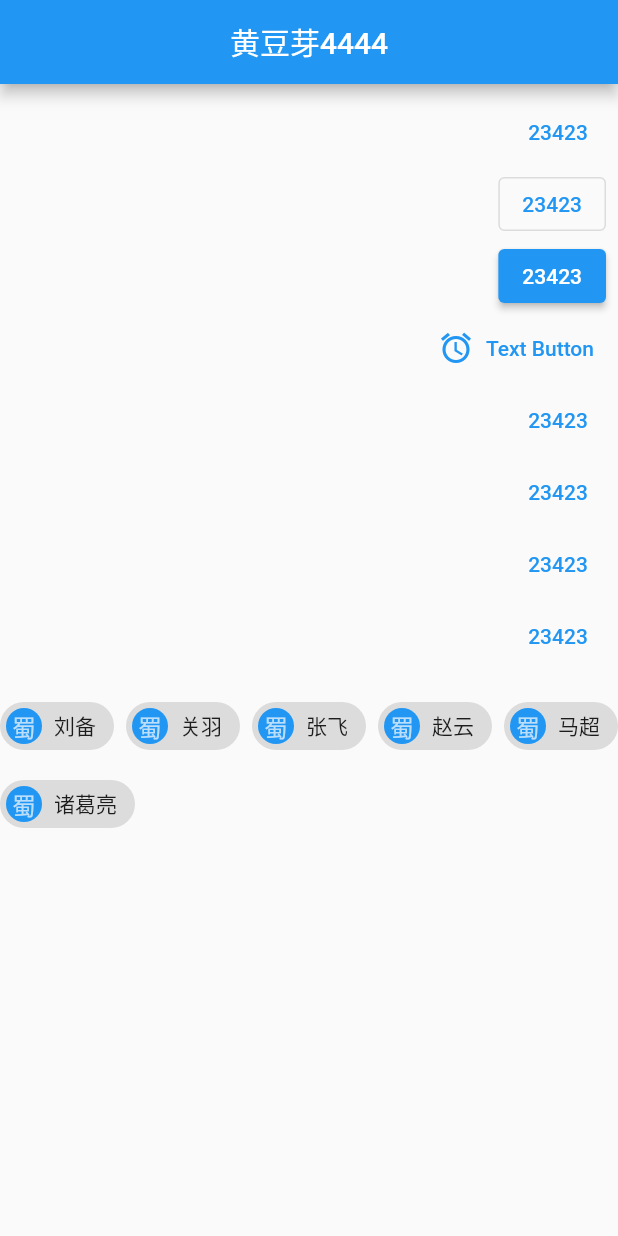
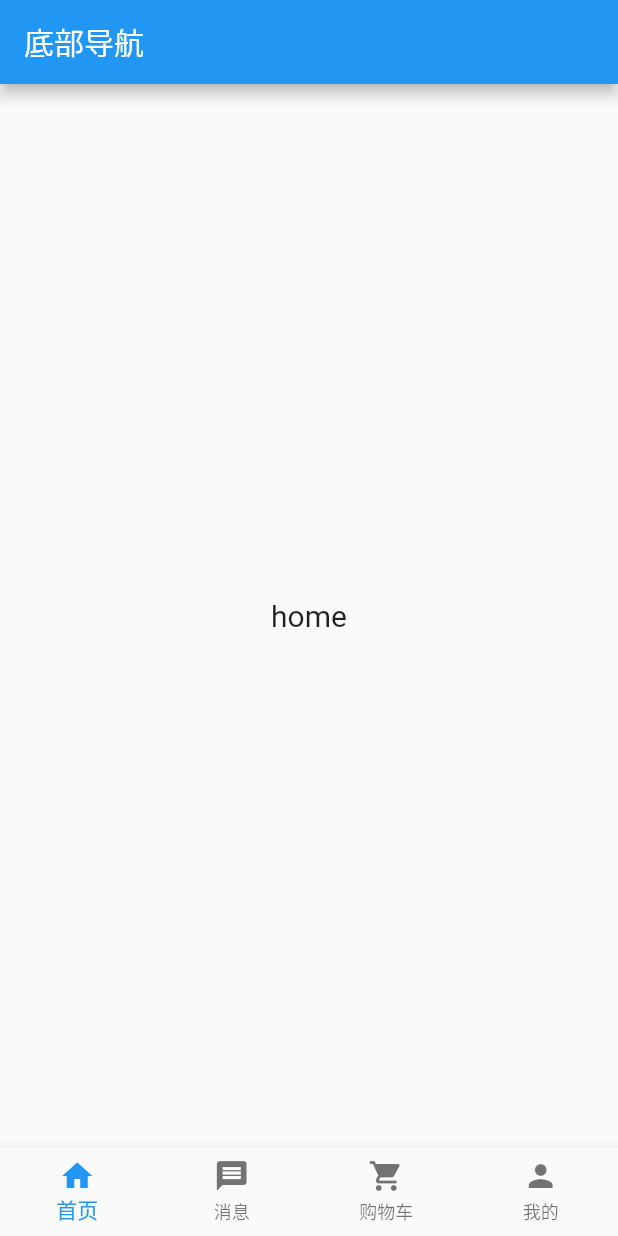
Before and after one commit to dguoqing/flutter_uniapp_demo, a Flutter app: the screen it shows after launch, on a phone screen of 412 x 824 dp. Run offline on Flutter 3.47's test engine with Material 2 defaults, Android fonts, the phone set to English and light mode, and no system bars; our stand-ins replace dio; Roboto replaces fonts that are missing (Zhi_Mang_Xing).

Commit message:
学习flutter

```diff
--- a/lib/main.dart
+++ b/lib/main.dart
@@ -1,7 +1,13 @@
 import 'package:flutter/material.dart';
 import 'package:flutter/services.dart';
+import 'package:dio/dio.dart';
+// import 'study/01base.dart';
+// import 'study/02.dart';
+// import 'study/03router.dart';
+// import 'study/Drawer.dart';
+import 'study/04bottomBar.dart';
 
-void main() {
+void main() async {
   runApp(const MyApp());
 }
 
@@ -13,127 +19,7 @@ class MyApp extends StatelessWidget {
     return MaterialApp(
       title: '黄豆芽',
       theme: ThemeData(fontFamily: 'Zhi_Mang_Xing'),
-      home: const MyHomePage(),
+      home: MyHomePage(),
     );
   }
 }
-
-class MyHomePage extends StatefulWidget {
-  const MyHomePage({super.key});
-
-  @override
-  State<MyHomePage> createState() => _MyHomePageState();
-}
-
-class _MyHomePageState extends State<MyHomePage> {
-  @override
-  Widget build(BuildContext context) {
-    return Scaffold(
-      appBar: AppBar(
-          title: const Center(
-        child: Text(
-          '黄豆芽4444',
-          textDirection: TextDirection.rtl,
-        ),
-      )),
-      body: Container(
-          child: Wrap(
-              spacing: 8.0, // 主轴(⽔平)⽅向间距
-              runSpacing: 4.0, // 纵轴（垂直）⽅向间距
-              // alignment: WrapAlignment.spaceAround, //沿主轴⽅向居中
-              children: [
-            ButtonBar(
-              children: [
-                TextButton(
-                  child: const Text('23423'),
-                  onPressed: () {
-                    // Respond to button press
-                    print('2342');
-                  },
-                ),
-                OutlinedButton(
-                  child: const Text('23423'),
-                  onPressed: () {
-                    // Respond to button press
-                    print('2342');
-                  },
-                ),
-                ElevatedButton(
-                  child: const Text('23423'),
-                  onPressed: () {
-                    // Respond to button press
-                    print('2342');
-                  },
-                ),
-                TextButton.icon(
-                  icon: Icon(Icons.access_alarms),
-                  label: const Text('Text Button'),
-                  onPressed: () {
-                    // Respond to button press
-                    print('2342');
-                  },
-                ),
-                TextButton(
-                  child: const Text('23423'),
-                  onPressed: () {
-                    // Respond to button press
-                    print('2342');
-                  },
-                ),
-                TextButton(
-                  child: const Text('23423'),
-                  onPressed: () {
-                    // Respond to button press
-                    print('2342');
-                  },
-                ),
-                TextButton(
-                  child: const Text('23423'),
-                  onPressed: () {
-                    // Respond to button press
-                    print('2342');
-                  },
-                ),
-                TextButton(
-                  child: const Text('23423'),
-                  onPressed: () {
-                    // Respond to button press
-                    print('2342');
-                  },
-                ),
-              ],
-            ),
-            const Chip(
-              avatar:
-                  CircleAvatar(backgroundColor: Colors.blue, child: Text('蜀')),
-              label: Text('刘备'),
-            ),
-            const Chip(
-              avatar:
-                  CircleAvatar(backgroundColor: Colors.blue, child: Text('蜀')),
-              label: Text('关⽻'),
-            ),
-            const Chip(
-              avatar:
-                  CircleAvatar(backgroundColor: Colors.blue, child: Text('蜀')),
-              label: Text('张⻜'),
-            ),
-            const Chip(
-              avatar:
-                  CircleAvatar(backgroundColor: Colors.blue, child: Text('蜀')),
-              label: Text('赵云'),
-            ),
-            const Chip(
-              avatar:
-                  CircleAvatar(backgroundColor: Colors.blue, child: Text('蜀')),
-              label: Text('⻢超'),
-            ),
-            const Chip(
-              avatar:
-                  CircleAvatar(backgroundColor: Colors.blue, child: Text('蜀')),
-              label: Text('诸葛亮'),
-            ),
-          ])),
-    );
-  }
-}
--- /dev/null
+++ b/lib/study/04bottomBar.dart
@@ -0,0 +1,75 @@
+import 'package:flutter/material.dart';
+
+class MyHomePage extends StatefulWidget {
+  const MyHomePage({super.key});
+
+  @override
+  State<MyHomePage> createState() => _MyHomePageState();
+}
+
+class _MyHomePageState extends State<MyHomePage> {
+  final List<BottomNavigationBarItem> bottomNavItems = [
+    const BottomNavigationBarItem(
+        icon: Icon(Icons.home), label: '首页', backgroundColor: Colors.blue),
+    const BottomNavigationBarItem(
+        icon: Icon(Icons.message), label: '消息', backgroundColor: Colors.green),
+    const BottomNavigationBarItem(
+        icon: Icon(Icons.shopping_cart),
+        label: '购物车',
+        backgroundColor: Colors.blue),
+    const BottomNavigationBarItem(
+        icon: Icon(Icons.person), label: '我的', backgroundColor: Colors.blue),
+  ];
+
+  final pages = [
+    const Center(
+      child: Text(
+        'home',
+        style: TextStyle(fontSize: 20),
+      ),
+    ),
+    const Center(
+      child: Text(
+        'message',
+        style: TextStyle(fontSize: 20),
+      ),
+    ),
+    const Center(
+      child: Text(
+        'Shoping-car',
+        style: TextStyle(fontSize: 20),
+      ),
+    ),
+    const Center(
+      child: Text(
+        'my',
+        style: TextStyle(fontSize: 20),
+      ),
+    )
+  ];
+
+  int currentIndex = 0;
+  @override
+  void initState() {
+    // TODO: implement initState
+    super.initState();
+  }
+
+  @override
+  Widget build(BuildContext context) {
+    return Scaffold(
+      appBar: AppBar(title: const Text('底部导航')),
+      bottomNavigationBar: BottomNavigationBar(
+        items: bottomNavItems,
+        currentIndex: currentIndex,
+        type: BottomNavigationBarType.fixed,
+        onTap: (value) {
+          setState(() {
+            currentIndex = value;
+          });
+        },
+      ),
+      body: pages[currentIndex],
+    );
+  }
+}
--- /dev/null
+++ b/lib/study/Drawer.dart
@@ -0,0 +1,20 @@
+import 'package:flutter/material.dart';
+
+class MyHomePage extends StatefulWidget {
+  const MyHomePage({super.key});
+
+  @override
+  State<MyHomePage> createState() => _MyHomePageState();
+}
+
+class _MyHomePageState extends State<MyHomePage> {
+  @override
+  Widget build(BuildContext context) {
+    return Scaffold(
+      appBar: AppBar(
+        title: Text('drawer'),
+      ),
+      drawer: Drawer(child: Text('2342342')),
+    );
+  }
+}
--- a/pubspec.yaml
+++ b/pubspec.yaml
@@ -38,6 +38,7 @@ dependencies:
   cupertino_icons: ^1.0.2
   get: ^4.6.5
   bruno: ^3.2.0
+  dio: ^5.1.2
 
 dev_dependencies:
   flutter_test:
```
Also changed, not shown: lib/study/01base.dart (added, +134 -0 lines), lib/study/02.dart (added, +93 -0 lines), lib/study/03router.dart (added, +33 -0 lines), pubspec.lock, 1 other file.
